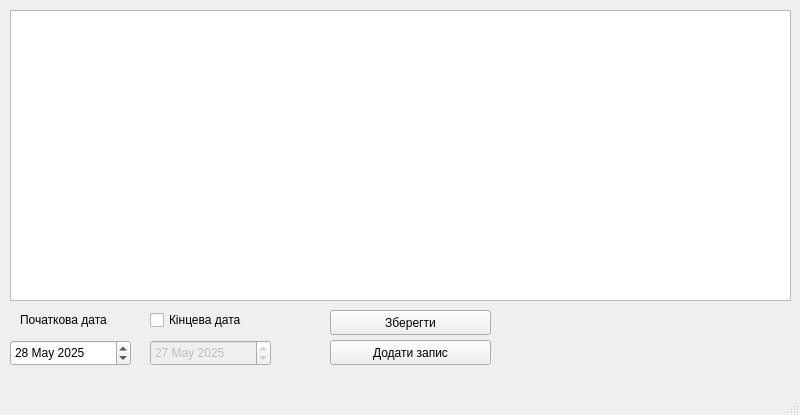
This is workoutwindow.ui in Stalkeroid13/Health_statistic as Qt 5 draws it before an edit. The edited form follows.
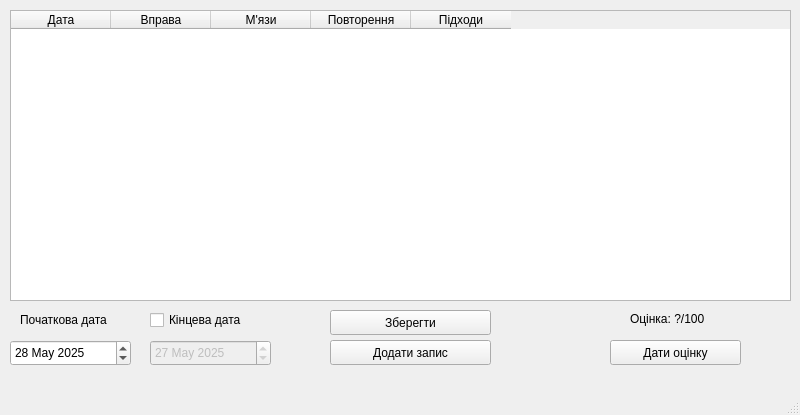
This is the edited form.

```diff
--- a/workoutwindow.ui
+++ b/workoutwindow.ui
@@ -26,9 +26,40 @@
     <property name="maximumSize">
      <size>
       <width>781</width>
-      <height>16777215</height>
+      <height>291</height>
      </size>
     </property>
+    <property name="columnCount">
+     <number>5</number>
+    </property>
+    <attribute name="horizontalHeaderVisible">
+     <bool>true</bool>
+    </attribute>
+    <column>
+     <property name="text">
+      <string>Дата</string>
+     </property>
+    </column>
+    <column>
+     <property name="text">
+      <string>Вправа</string>
+     </property>
+    </column>
+    <column>
+     <property name="text">
+      <string>М'язи</string>
+     </property>
+    </column>
+    <column>
+     <property name="text">
+      <string>Повторення</string>
+     </property>
+    </column>
+    <column>
+     <property name="text">
+      <string>Підходи</string>
+     </property>
+    </column>
    </widget>
    <widget class="QPushButton" name="addButton">
     <property name="geometry">
@@ -125,6 +156,32 @@
      <string>Початкова дата</string>
     </property>
    </widget>
+   <widget class="QPushButton" name="evaluateButton">
+    <property name="geometry">
+     <rect>
+      <x>610</x>
+      <y>340</y>
+      <width>131</width>
+      <height>25</height>
+     </rect>
+    </property>
+    <property name="text">
+     <string>Дати оцінку</string>
+    </property>
+   </widget>
+   <widget class="QLabel" name="label_score">
+    <property name="geometry">
+     <rect>
+      <x>630</x>
+      <y>310</y>
+      <width>101</width>
+      <height>17</height>
+     </rect>
+    </property>
+    <property name="text">
+     <string>Оцінка: ?/100</string>
+    </property>
+   </widget>
   </widget>
   <widget class="QMenuBar" name="menubar">
    <property name="geometry">
```
Left out of the diff: 4 changed lines with no effect on the pictures.
